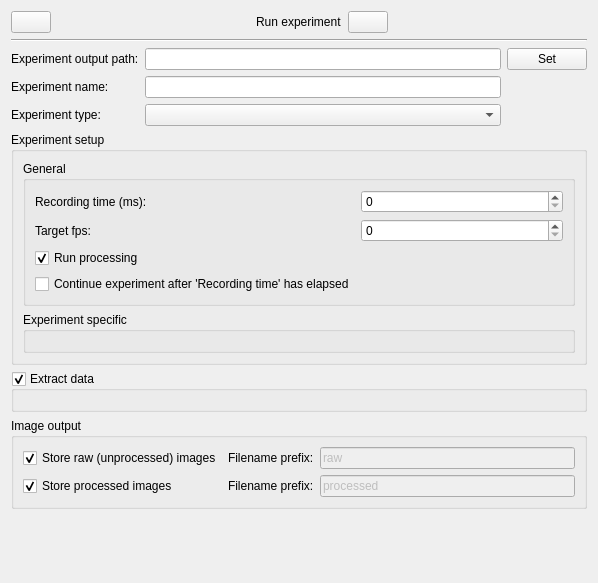
This is src/CellSorter/gui/experimentsetup.ui in mortbopet/RTOC as Qt 5 draws it before an edit. The edited form follows.
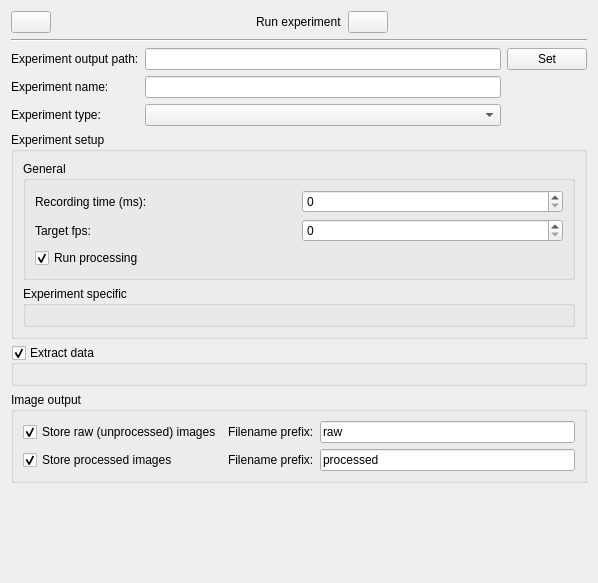
This is the edited form.

What changed in the file:
```diff
--- a/src/CellSorter/gui/experimentsetup.ui
+++ b/src/CellSorter/gui/experimentsetup.ui
@@ -145,16 +145,6 @@
                  </property>
                 </widget>
                </item>
-               <item row="4" column="0">
-                <widget class="QCheckBox" name="contExec">
-                 <property name="text">
-                  <string>Continue experiment after 'Recording time' has elapsed</string>
-                 </property>
-                </widget>
-               </item>
-               <item row="1" column="1">
-                <widget class="QSpinBox" name="rectime"/>
-               </item>
                <item row="2" column="0">
                 <widget class="QLabel" name="l_fps">
                  <property name="text">
@@ -162,6 +152,9 @@
                  </property>
                 </widget>
                </item>
+               <item row="1" column="1">
+                <widget class="QSpinBox" name="rectime"/>
+               </item>
                <item row="2" column="1">
                 <widget class="QSpinBox" name="fps"/>
                </item>
@@ -246,7 +239,7 @@
           <item row="0" column="2">
            <widget class="QLineEdit" name="rawPrefix">
             <property name="enabled">
-             <bool>false</bool>
+             <bool>true</bool>
             </property>
             <property name="text">
              <string>raw</string>
@@ -273,7 +266,7 @@
           <item row="1" column="2">
            <widget class="QLineEdit" name="processedPrefix">
             <property name="enabled">
-             <bool>false</bool>
+             <bool>true</bool>
             </property>
             <property name="text">
              <string>processed</string>
```
